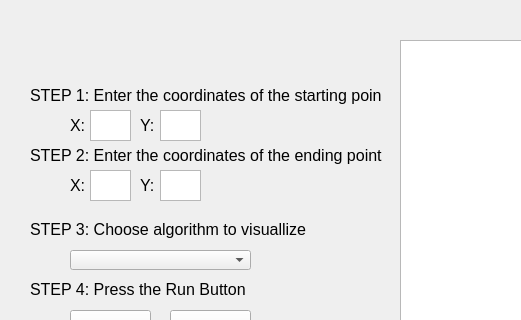
KostasAngel/Visualization-of-Path-finding-Algorithms, file mainWindow.ui: the form before one commit; both pictures show x 0 to 521 and y 0 to 320 of the 1098 by 775 pixel window.
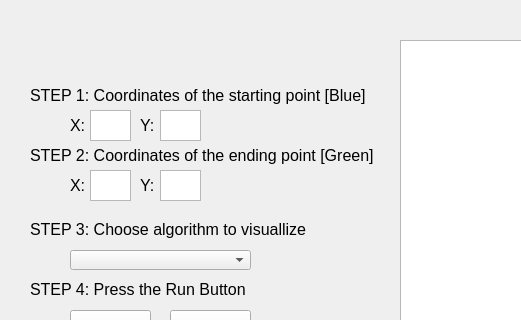
The form after the commit.

Commit message: Added Functionality in Combo Box

```diff
--- a/mainWindow.ui
+++ b/mainWindow.ui
@@ -234,7 +234,7 @@
      </font>
     </property>
     <property name="text">
-     <string>STEP 1: Enter the coordinates of the starting point</string>
+     <string>STEP 1: Coordinates of the starting point [Blue]</string>
     </property>
    </widget>
    <widget class="QLabel" name="label_6">
@@ -253,7 +253,7 @@
      </font>
     </property>
     <property name="text">
-     <string>STEP 2: Enter the coordinates of the ending point</string>
+     <string>STEP 2: Coordinates of the ending point [Green]</string>
     </property>
    </widget>
    <widget class="QPushButton" name="setRandomCoordinates">
```
The commit also changes 1 other file.
